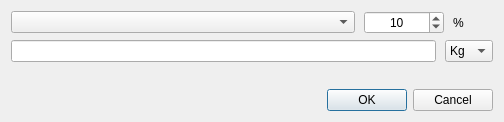
kleiner-brauhelfer/kleiner-brauhelfer-2, file kleiner-brauhelfer/dialogs/dlgwasseraufbereitung.ui: the form before one commit.
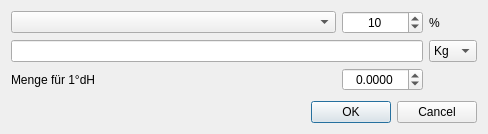
The form after the commit. Custom widgets are drawn as their Qt base class.

The edit to the form file:
```diff
--- a/kleiner-brauhelfer/dialogs/dlgwasseraufbereitung.ui
+++ b/kleiner-brauhelfer/dialogs/dlgwasseraufbereitung.ui
@@ -6,8 +6,8 @@
    <rect>
     <x>0</x>
     <y>0</y>
-    <width>504</width>
-    <height>122</height>
+    <width>488</width>
+    <height>134</height>
    </rect>
   </property>
   <property name="windowTitle">
@@ -15,21 +15,8 @@
   </property>
   <layout class="QVBoxLayout" name="verticalLayout">
    <item>
-    <layout class="QHBoxLayout" name="horizontalLayout_2">
-     <property name="spacing">
-      <number>9</number>
-     </property>
-     <item>
-      <widget class="QComboBox" name="cbAuswahl">
-       <property name="sizePolicy">
-        <sizepolicy hsizetype="Expanding" vsizetype="Fixed">
-         <horstretch>0</horstretch>
-         <verstretch>0</verstretch>
-        </sizepolicy>
-       </property>
-      </widget>
-     </item>
-     <item>
+    <layout class="QGridLayout" name="gridLayout">
+     <item row="0" column="1">
       <widget class="SpinBox" name="tbKonzentration">
        <property name="minimumSize">
         <size>
@@ -51,7 +38,17 @@
        </property>
       </widget>
      </item>
-     <item>
+     <item row="0" column="0">
+      <widget class="ComboBox" name="cbAuswahl">
+       <property name="sizePolicy">
+        <sizepolicy hsizetype="Expanding" vsizetype="Fixed">
+         <horstretch>0</horstretch>
+         <verstretch>0</verstretch>
+        </sizepolicy>
+       </property>
+      </widget>
+     </item>
+     <item row="0" column="2">
       <widget class="QLabel" name="label_2">
        <property name="minimumSize">
         <size>
@@ -64,18 +61,8 @@
        </property>
       </widget>
      </item>
-    </layout>
-   </item>
-   <item>
-    <layout class="QHBoxLayout" name="horizontalLayout">
-     <property name="spacing">
-      <number>9</number>
-     </property>
-     <item>
-      <widget class="QLineEdit" name="tbName"/>
-     </item>
-     <item>
-      <widget class="QComboBox" name="cbEinheit">
+     <item row="1" column="2">
+      <widget class="ComboBox" name="cbEinheit">
        <item>
         <property name="text">
          <string>Kg</string>
@@ -108,6 +95,44 @@
        </item>
       </widget>
      </item>
+     <item row="2" column="0">
+      <widget class="QLabel" name="label">
+       <property name="text">
+        <string>Menge für 1°dH</string>
+       </property>
+      </widget>
+     </item>
+     <item row="2" column="1">
+      <widget class="DoubleSpinBox" name="tbFaktor">
+       <property name="minimumSize">
+        <size>
+         <width>80</width>
+         <height>0</height>
+        </size>
+       </property>
+       <property name="alignment">
+        <set>Qt::AlignCenter</set>
+       </property>
+       <property name="decimals">
+        <number>4</number>
+       </property>
+       <property name="minimum">
+        <double>-100.000000000000000</double>
+       </property>
+       <property name="maximum">
+        <double>100.000000000000000</double>
+       </property>
+       <property name="singleStep">
+        <double>0.001000000000000</double>
+       </property>
+      </widget>
+     </item>
+     <item row="2" column="2">
+      <widget class="QLabel" name="lblEinheitFaktor"/>
+     </item>
+     <item row="1" column="0" colspan="2">
+      <widget class="QLineEdit" name="tbName"/>
+     </item>
     </layout>
    </item>
    <item>
@@ -136,6 +161,16 @@
   </layout>
  </widget>
  <customwidgets>
+  <customwidget>
+   <class>DoubleSpinBox</class>
+   <extends>QDoubleSpinBox</extends>
+   <header>widgets/doublespinbox.h</header>
+  </customwidget>
+  <customwidget>
+   <class>ComboBox</class>
+   <extends>QComboBox</extends>
+   <header>widgets/combobox.h</header>
+  </customwidget>
   <customwidget>
    <class>SpinBox</class>
    <extends>QSpinBox</extends>
```
